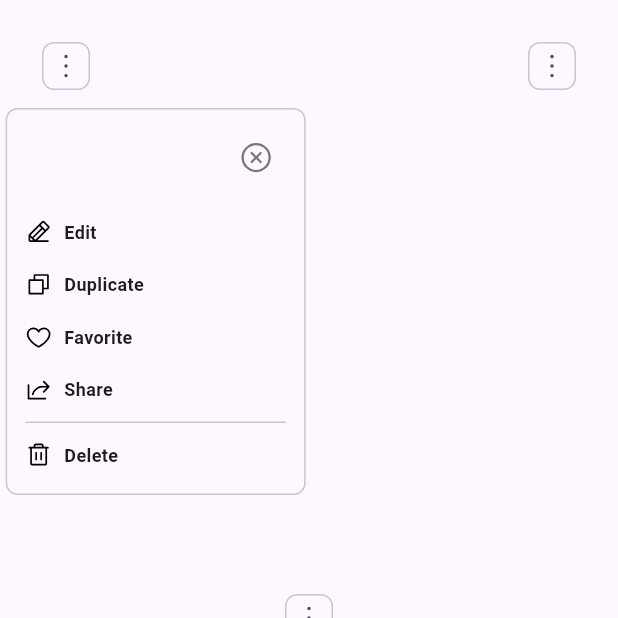
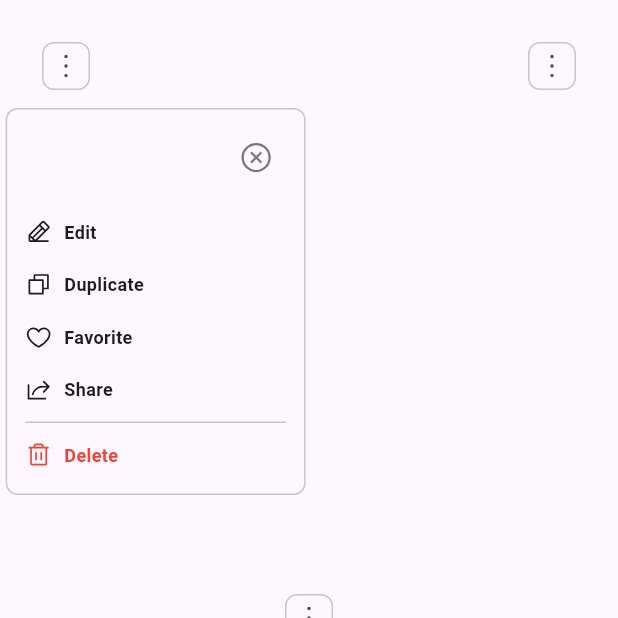
Before and after one commit to zTomz/custom_popup, a Flutter app: the screen it shows after launch, after a tap on an icon or button, on a phone screen of 412 x 824 dp, the top half of it. Run offline on Flutter 3.47's test engine with Material 3 defaults, Android fonts, the phone set to English and light mode, and no system bars; our stand-ins replace phosphor_flutter.

Commit message:
Create a button theme

```diff
--- a/example/lib/main.dart
+++ b/example/lib/main.dart
@@ -1,6 +1,5 @@
 import 'package:custom_popup/custom_popup.dart';
 import 'package:flutter/material.dart';
-import 'package:flutter/widgets.dart';
 import 'package:phosphor_flutter/phosphor_flutter.dart';
 
 void main() {
@@ -99,6 +98,7 @@ class CustomButton extends StatelessWidget {
           icon: PhosphorIcon(
             PhosphorIcons.trash(),
           ),
+          foregroundColor: Colors.red,
           onTap: () {},
         ),
       ],
--- a/lib/src/button_element.dart
+++ b/lib/src/button_element.dart
@@ -21,6 +21,9 @@ class CustomPopupButtonItem extends StatelessWidget
   /// The height of the button, default is 35
   final double height;
 
+  /// The foreground color of the button
+  final Color? foregroundColor;
+
   /// A button in the popup
   const CustomPopupButtonItem({
     super.key,
@@ -28,39 +31,50 @@ class CustomPopupButtonItem extends StatelessWidget
     required this.icon,
     required this.onTap,
     this.height = 35,
+    this.foregroundColor,
   });
 
   @override
   Widget build(BuildContext context) {
     final customPopupButtonTheme = context.customPopupTheme;
 
+    // ignore: no_leading_underscores_for_local_identifiers
+    final _foregroundColor =
+        foregroundColor ?? Theme.of(context).colorScheme.onSurface;
+
     return SizedBox(
       height: height,
       child: Padding(
-        padding: const EdgeInsets.symmetric(vertical: 2),
+        padding: EdgeInsets.symmetric(
+          vertical: customPopupButtonTheme.buttonTheme.spacing,
+        ),
         child: Material(
           color: Colors.transparent,
           child: InkWell(
             onTap: onTap,
             borderRadius: BorderRadius.all(
-              Radius.circular(customPopupButtonTheme.smallBorderRadius),
+              Radius.circular(customPopupButtonTheme.buttonTheme.borderRadius),
             ),
             child: Padding(
-              padding: EdgeInsets.all(customPopupButtonTheme.smallSpacing),
+              padding: EdgeInsets.all(
+                customPopupButtonTheme.buttonTheme.padding,
+              ),
               child: Row(
                 children: [
                   IconTheme(
-                    data: const IconThemeData(
+                    data: IconThemeData(
                       size: 18,
+                      color: _foregroundColor,
                     ),
                     child: icon,
                   ),
                   SizedBox(width: customPopupButtonTheme.defaultSpacing),
                   Text(
                     label,
-                    style: const TextStyle(
+                    style: TextStyle(
                       fontSize: 12,
                       fontWeight: FontWeight.w600,
+                      color: _foregroundColor,
                     ),
                   ),
                 ],
@@ -97,8 +111,9 @@ class CustomPopupMenuDivider extends StatelessWidget
       margin: EdgeInsets.all(customPopupButtonTheme.smallSpacing),
       decoration: BoxDecoration(
         color: Theme.of(context).colorScheme.outlineVariant,
-        borderRadius:
-            BorderRadius.circular(customPopupButtonTheme.borderRadius),
+        borderRadius: BorderRadius.circular(
+          customPopupButtonTheme.borderRadius,
+        ),
       ),
     );
   }
--- a/lib/src/custom_popup_theme.dart
+++ b/lib/src/custom_popup_theme.dart
@@ -1,30 +1,59 @@
 import 'dart:ui';
 
-import 'package:custom_popup/custom_popup.dart';
 import 'package:flutter/material.dart';
 
-class CustomPopupTheme
-    extends ThemeExtension<CustomPopupTheme> {
+import 'package:custom_popup/custom_popup.dart';
+
+class CustomPopupTheme extends ThemeExtension<CustomPopupTheme> {
+  /// Background color of the popup menu.
+  ///
+  /// If null, the default color scheme's surface color is used.
   final Color? backgroundColor;
 
+  /// The position of the popup menu.
+  ///
+  /// Defaults to [CustomPopupPosition.relative].
   final CustomPopupPosition position;
 
+  /// The theme of the button inside the popup menu.
+  ///
+  /// Defaults to [CustomPopupButtonTheme].
+  final CustomPopupButtonTheme buttonTheme;
+
+  /// The width of the popup menu.
+  ///
+  /// Defaults to [CustomPopupThemeDefaults.defaultWidth].
   final double width;
 
+  /// The radius of the corners of the popup menu's small elements.
+  ///
+  /// Defaults to [CustomPopupThemeDefaults.defaultSmallBorderRadius].
   final double smallBorderRadius;
+
+  /// The radius of the corners of the popup menu's large elements.
+  ///
+  /// Defaults to [CustomPopupThemeDefaults.defaultBorderRadius].
   final double borderRadius;
 
+  /// The spacing between small elements in the popup menu.
+  ///
+  /// Defaults to [CustomPopupThemeDefaults.defaultSmallSpacing].
   final double smallSpacing;
+
+  /// The spacing between default elements in the popup menu.
+  ///
+  /// Defaults to [CustomPopupThemeDefaults.defaultSpacing].
   final double defaultSpacing;
 
   const CustomPopupTheme({
     this.backgroundColor,
     this.position = CustomPopupPosition.relative,
-    this.width = 200,
-    this.smallBorderRadius = 4,
-    this.borderRadius = 8,
-    this.smallSpacing = 4,
-    this.defaultSpacing = 8,
+    this.buttonTheme = const CustomPopupButtonTheme(),
+    this.width = CustomPopupThemeDefaults.defaultWidth,
+    this.smallBorderRadius = CustomPopupThemeDefaults.defaultSmallBorderRadius,
+    this.borderRadius = CustomPopupThemeDefaults.defaultBorderRadius,
+    this.smallSpacing = CustomPopupThemeDefaults.defaultSmallSpacing,
+    this.defaultSpacing = CustomPopupThemeDefaults.defaultSpacing,
   });
 
   @override
@@ -49,8 +78,7 @@ class CustomPopupTheme
   }
 
   @override
-  CustomPopupTheme lerp(
-      ThemeExtension<CustomPopupTheme>? other, double t) {
+  CustomPopupTheme lerp(ThemeExtension<CustomPopupTheme>? other, double t) {
     if (other is! CustomPopupTheme) {
       return this;
     }
@@ -58,15 +86,87 @@ class CustomPopupTheme
     return CustomPopupTheme(
       backgroundColor: Color.lerp(backgroundColor, other.backgroundColor, t),
       position: other.position,
+      buttonTheme: buttonTheme.lerp(other.buttonTheme, t),
       width: lerpDouble(width, other.width, t)!,
-      smallBorderRadius:
-          lerpDouble(smallBorderRadius, other.smallBorderRadius, t)!,
+      smallBorderRadius: lerpDouble(
+        smallBorderRadius,
+        other.smallBorderRadius,
+        t,
+      )!,
       borderRadius: lerpDouble(borderRadius, other.borderRadius, t)!,
       smallSpacing: lerpDouble(smallSpacing, other.smallSpacing, t)!,
       defaultSpacing: lerpDouble(defaultSpacing, other.defaultSpacing, t)!,
     );
   }
 
-  static CustomPopupTheme fallback() =>
-      const CustomPopupTheme();
+  CustomPopupTheme.fallback() : this();
 }
+
+class CustomPopupButtonTheme extends ThemeExtension<CustomPopupButtonTheme> {
+  /// Background color of the button. If null, the default color is used.
+  final Color? backgroundColor;
+
+  /// Foreground color of the button. If null, the default color is used.
+  final Color? foregroundColor;
+
+  /// Padding of the button.
+  /// The default padding is [CustomPopupThemeDefaults.defaultSmallSpacing].
+  final double padding;
+
+  /// Spacing between the button and its child.
+  /// The default spacing is 2.
+  final double spacing;
+
+  /// Border radius of the button.
+  /// The default border radius is [CustomPopupThemeDefaults.defaultSmallBorderRadius].
+  final double borderRadius;
+
+  const CustomPopupButtonTheme({
+    this.backgroundColor,
+    this.foregroundColor,
+    this.padding = CustomPopupThemeDefaults.defaultSmallSpacing,
+    this.spacing = 2,
+    this.borderRadius = CustomPopupThemeDefaults.defaultSmallBorderRadius,
+  });
+
+  @override
+  CustomPopupButtonTheme copyWith({
+    Color? backgroundColor,
+    Color? foregroundColor,
+    double? padding,
+    double? spacing,
+    double? borderRadius,
+  }) {
+    return CustomPopupButtonTheme(
+      backgroundColor: backgroundColor ?? this.backgroundColor,
+      foregroundColor: foregroundColor ?? this.foregroundColor,
+      padding: padding ?? this.padding,
+      spacing: spacing ?? this.spacing,
+      borderRadius: borderRadius ?? this.borderRadius,
+    );
+  }
+
+  @override
+  CustomPopupButtonTheme lerp(
+      ThemeExtension<CustomPopupButtonTheme>? other, double t) {
+    if (other is! CustomPopupButtonTheme) {
+      return this;
+    }
+
+    return CustomPopupButtonTheme(
+      backgroundColor: Color.lerp(backgroundColor, other.backgroundColor, t),
+      foregroundColor: Color.lerp(foregroundColor, other.foregroundColor, t),
+      padding: lerpDouble(padding, other.padding, t)!,
+      spacing: lerpDouble(spacing, other.spacing, t)!,
+      borderRadius: lerpDouble(borderRadius, other.borderRadius, t)!,
+    );
+  }
+}
+
+sealed class CustomPopupThemeDefaults {
+  static const double defaultWidth = 200;
+  static const double defaultSmallBorderRadius = 4;
+  static const double defaultBorderRadius = 8;
+  static const double defaultSmallSpacing = 4;
+  static const double defaultSpacing = 8;
+}
```
